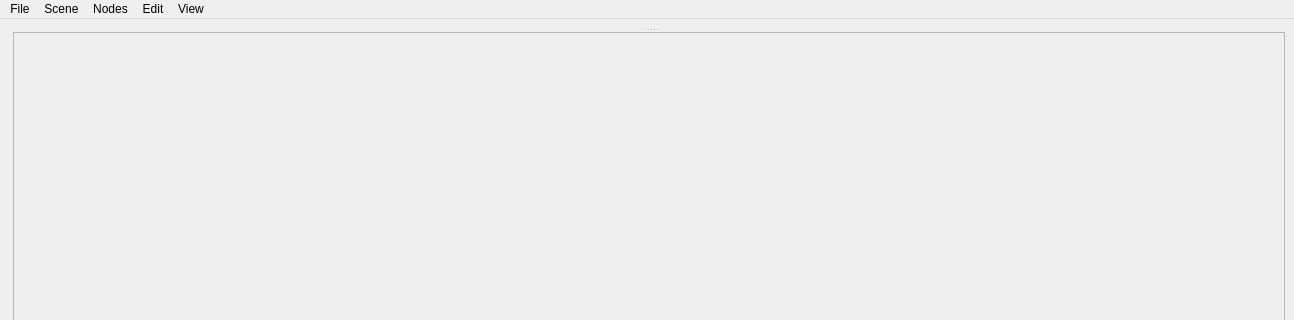
First picture: the form in ui/tangle.ui, repository nielsvaes/tangle, before the edit; both pictures show x 0 to 1294 and y 0 to 320 of the 1294 by 916 pixel window.
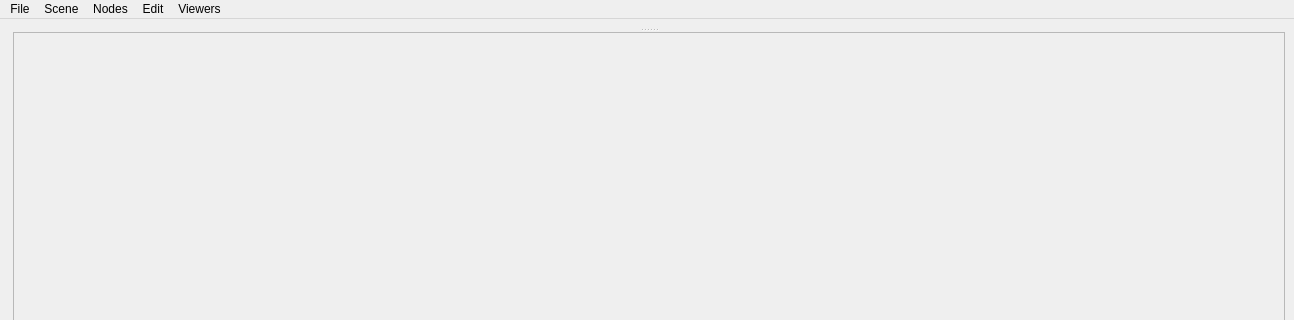
Second picture: the form after the edit. Icons and pictures are not drawn.

The edit to the form file:
```diff
--- a/ui/tangle.ui
+++ b/ui/tangle.ui
@@ -75,7 +75,7 @@
      <x>0</x>
      <y>0</y>
      <width>1294</width>
-     <height>20</height>
+     <height>28</height>
     </rect>
    </property>
    <widget class="QMenu" name="menuFile">
@@ -96,7 +96,7 @@
    </widget>
    <widget class="QMenu" name="menuView">
     <property name="title">
-     <string>View</string>
+     <string>Viewers</string>
     </property>
     <widget class="QMenu" name="menuViewers">
      <property name="title">
```
Left out of the diff: 31 changed lines with no effect on the pictures.
